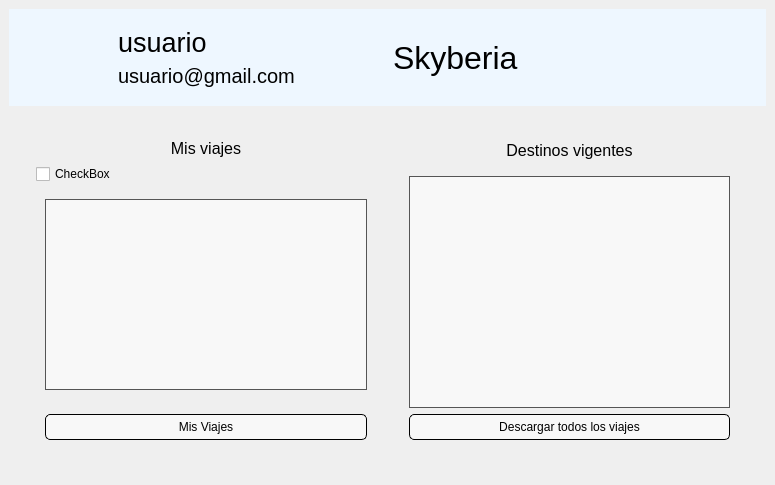
This is menu.ui in fbatlos/PersistenciaDatos_PyQT_PDF as Qt 5 draws it before an edit. The edited form follows.
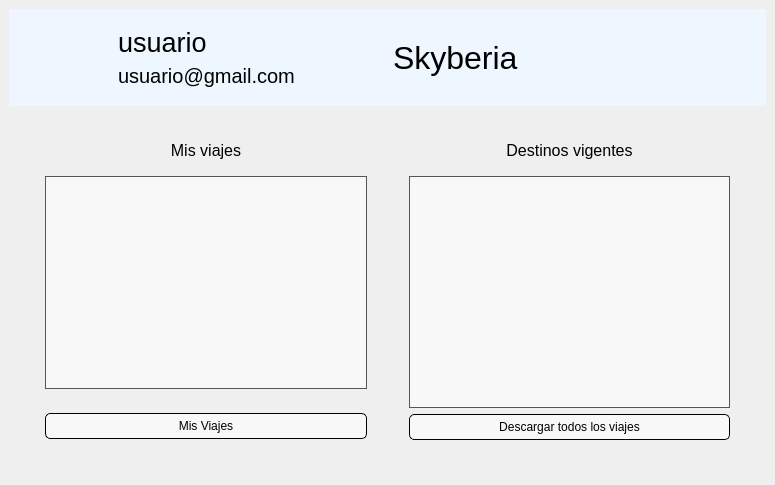
This is the edited form. Icons and pictures are not drawn.

```diff
--- a/menu.ui
+++ b/menu.ui
@@ -607,13 +607,6 @@
                </property>
               </widget>
              </item>
-             <item>
-              <widget class="QCheckBox" name="checkBox">
-               <property name="text">
-                <string>CheckBox</string>
-               </property>
-              </widget>
-             </item>
              <item>
               <widget class="QWidget" name="widget_2" native="true">
                <layout class="QHBoxLayout" name="horizontalLayout_4">
```
Left out of the diff: 2 changed lines with no effect on the pictures.
